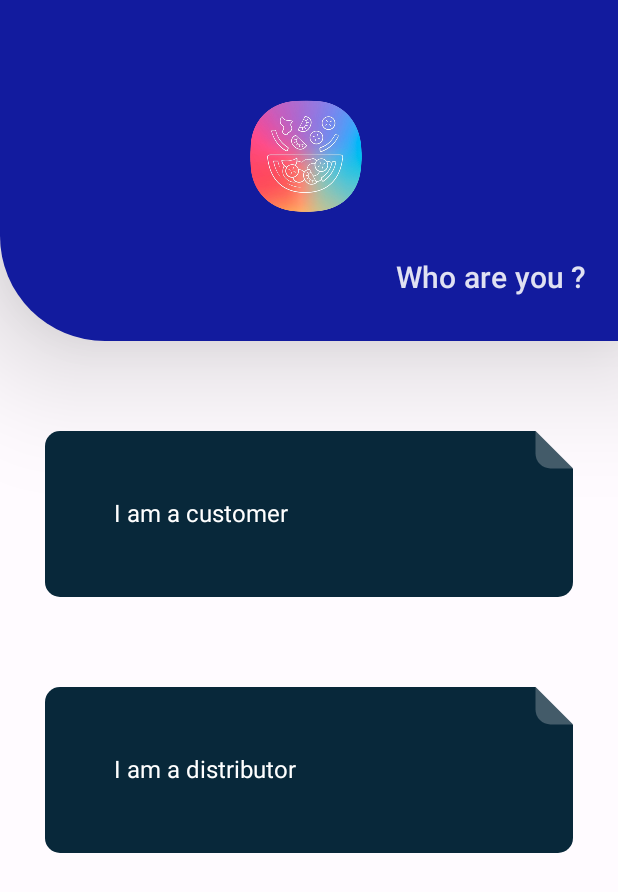
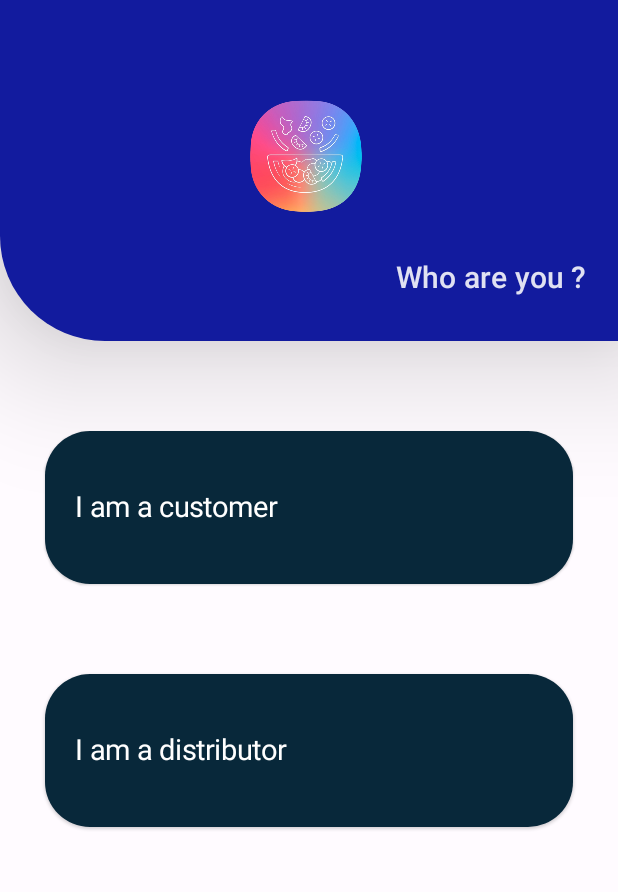
Before and after one commit to Ola-jed/RecoverUnsold, an Android app built with Jetpack Compose: the RegisterScreen screen opened through its navigation route, on a phone screen of 412 x 824 dp. Shown: the top 892 px of the screen. Run offline under Robolectric (Android 15) with nearby library versions, the phone set to English and light mode, and no system bars; our stand-ins replace accompanist; network calls fail; 3 statements that could not run were skipped.

Commit message:
Register ui updated

```diff
--- a/app/src/main/java/com/ola/recoverunsold/ui/components/app/FlippedCard.kt
+++ /dev/null
@@ -1,64 +0,0 @@
-package com.ola.recoverunsold.ui.components.app
-
-import androidx.compose.foundation.layout.Box
-import androidx.compose.foundation.layout.Column
-import androidx.compose.foundation.layout.padding
-import androidx.compose.runtime.Composable
-import androidx.compose.ui.Modifier
-import androidx.compose.ui.geometry.CornerRadius
-import androidx.compose.ui.geometry.Offset
-import androidx.compose.ui.geometry.Size
-import androidx.compose.ui.graphics.Color
-import androidx.compose.ui.graphics.Path
-import androidx.compose.ui.graphics.drawscope.clipPath
-import androidx.compose.ui.graphics.toArgb
-import androidx.compose.ui.unit.Dp
-import androidx.compose.ui.unit.dp
-import androidx.core.graphics.ColorUtils
-
-@Composable
-fun FlippedCard(
-    modifier: Modifier = Modifier,
-    color: Color,
-    cornerRadius: Dp = 10.dp,
-    cutCornerSize: Dp = 25.dp,
-    content: @Composable () -> Unit,
-) {
-    Box(modifier = modifier) {
-        androidx.compose.foundation.Canvas(modifier = Modifier.matchParentSize()) {
-            val path = Path().apply {
-                lineTo(size.width - cutCornerSize.toPx(), 0f)
-                lineTo(size.width, cutCornerSize.toPx())
-                lineTo(size.width, size.height)
-                lineTo(0f, size.height)
-                close()
-            }
-
-            clipPath(path) {
-                drawRoundRect(
-                    color = color,
-                    size = size,
-                    cornerRadius = CornerRadius(cornerRadius.toPx())
-                )
-
-                drawRoundRect(
-                    color = Color(
-                        ColorUtils.blendARGB(color.toArgb(), 0xFFFFFF, 0.6f)
-                    ),
-                    topLeft = Offset(size.width - cutCornerSize.toPx(), -100f),
-                    size = Size(
-                        cutCornerSize.toPx() + 100f,
-                        cutCornerSize.toPx() + 100f
-                    ),
-                    cornerRadius = CornerRadius(cornerRadius.toPx())
-                )
-            }
-        }
-        Column(
-            modifier = Modifier
-                .padding(16.dp)
-        ) {
-            content()
-        }
-    }
-}
--- a/app/src/main/java/com/ola/recoverunsold/ui/screens/shared/auth/RegisterScreen.kt
+++ b/app/src/main/java/com/ola/recoverunsold/ui/screens/shared/auth/RegisterScreen.kt
@@ -1,19 +1,28 @@
 package com.ola.recoverunsold.ui.screens.shared.auth
 
-import androidx.compose.foundation.clickable
-import androidx.compose.foundation.layout.*
+import androidx.compose.foundation.layout.Column
+import androidx.compose.foundation.layout.fillMaxSize
+import androidx.compose.foundation.layout.fillMaxWidth
+import androidx.compose.foundation.layout.padding
 import androidx.compose.foundation.rememberScrollState
+import androidx.compose.foundation.shape.RoundedCornerShape
 import androidx.compose.foundation.verticalScroll
-import androidx.compose.material.*
+import androidx.compose.material.Card
+import androidx.compose.material.ExperimentalMaterialApi
+import androidx.compose.material.MaterialTheme
+import androidx.compose.material.Scaffold
+import androidx.compose.material.SnackbarHostState
+import androidx.compose.material.Text
+import androidx.compose.material.rememberScaffoldState
 import androidx.compose.runtime.Composable
 import androidx.compose.ui.Alignment
 import androidx.compose.ui.Modifier
 import androidx.compose.ui.res.stringResource
 import androidx.compose.ui.unit.dp
+import androidx.compose.ui.unit.sp
 import androidx.navigation.NavController
 import com.ola.recoverunsold.R
 import com.ola.recoverunsold.ui.components.app.AppHero
-import com.ola.recoverunsold.ui.components.app.FlippedCard
 import com.ola.recoverunsold.ui.navigation.Routes
 
 @Composable
@@ -25,6 +34,7 @@ fun RegisterScreen(navController: NavController, snackbarHostState: SnackbarHost
     }
 }
 
+@OptIn(ExperimentalMaterialApi::class)
 @Composable
 fun RegisterScreenContent(
     modifier: Modifier = Modifier,
@@ -43,32 +53,35 @@ fun RegisterScreenContent(
             text = stringResource(R.string.who_are_you)
         )
 
-        FlippedCard(
+        Card(
             modifier = Modifier
                 .fillMaxWidth()
-                .padding(30.dp)
-                .clickable { navController.navigate(Routes.CustomerRegister.path) },
-            color = MaterialTheme.colors.secondary,
+                .padding(30.dp),
+            backgroundColor = MaterialTheme.colors.secondary,
+            shape = RoundedCornerShape(30.dp),
+            onClick = { navController.navigate(Routes.CustomerRegister.path) }
         ) {
             Text(
                 stringResource(R.string.customer_status_declaration),
-                modifier = Modifier
-                    .padding(30.dp),
-                color = MaterialTheme.colors.onSecondary
+                modifier = Modifier.padding(vertical = 40.dp, horizontal = 20.dp),
+                color = MaterialTheme.colors.onSecondary,
+                fontSize = 19.sp
             )
         }
 
-        FlippedCard(
+        Card(
             modifier = Modifier
                 .fillMaxWidth()
-                .padding(30.dp)
-                .clickable { navController.navigate(Routes.DistributorRegister.path) },
-            color = MaterialTheme.colors.secondary,
+                .padding(30.dp),
+            backgroundColor = MaterialTheme.colors.secondary,
+            shape = RoundedCornerShape(30.dp),
+            onClick = { navController.navigate(Routes.DistributorRegister.path) }
         ) {
             Text(
                 stringResource(R.string.distributor_status_declaration),
-                Modifier.padding(30.dp),
-                color = MaterialTheme.colors.onSecondary
+                modifier = Modifier.padding(vertical = 40.dp, horizontal = 20.dp),
+                color = MaterialTheme.colors.onSecondary,
+                fontSize = 19.sp
             )
         }
     }
```
